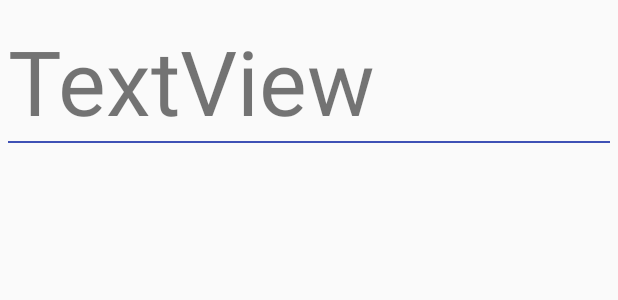
After one commit to codingstoic/kotlin-architecture-components-sample, an Android app: the layout user_list_row.xml on its own in the app's theme, with its tools: preview values and no code run, on a phone screen of 412 x 824 dp. The commit adds this screen. Shown: the top 300 px of the screen. Run offline under Robolectric (Android 15) with nearby library versions, the phone set to English and light mode, and no system bars.

Commit message:
show list of users on the main screen

```diff
--- a/app/src/main/java/com/coffeeanddistractions/androidarchitecturecomponentskotlin/database/UserDao.kt
+++ b/app/src/main/java/com/coffeeanddistractions/androidarchitecturecomponentskotlin/database/UserDao.kt
@@ -1,6 +1,6 @@
 package com.coffeeanddistractions.androidarchitecturecomponentskotlin.database
 
-import android.arch.lifecycle.LiveData
+import android.arch.paging.DataSource
 import android.arch.persistence.room.OnConflictStrategy
 import android.arch.persistence.room.Dao
 import android.arch.persistence.room.Insert
@@ -19,6 +19,5 @@ interface UserDaoContract {
     fun insertUsers(users: Array<UserEntity>)
 
     @Query("select * from users")
-//    fun queryAllUsers() : DataSource.Factory<Int, UserEntity>
-    fun queryAllUsers() : LiveData<Array<UserEntity>>
+    fun queryAllUsers() : DataSource.Factory<Int, UserEntity>
 }
--- a/app/src/main/java/com/coffeeanddistractions/androidarchitecturecomponentskotlin/ui/viewModels/UserViewModel.kt
+++ b/app/src/main/java/com/coffeeanddistractions/androidarchitecturecomponentskotlin/ui/viewModels/UserViewModel.kt
@@ -3,6 +3,7 @@ package com.coffeeanddistractions.androidarchitecturecomponentskotlin.ui.viewMod
 import android.app.Application
 import android.arch.lifecycle.AndroidViewModel
 import android.arch.lifecycle.LiveData
+import android.arch.paging.PagedList
 import com.coffeeanddistractions.androidarchitecturecomponentskotlin.application.ApplicationClass
 import com.coffeeanddistractions.androidarchitecturecomponentskotlin.database.UserEntity
 
@@ -12,6 +13,6 @@ import com.coffeeanddistractions.androidarchitecturecomponentskotlin.database.Us
 
 class UserViewModel(applicationClass: Application) : AndroidViewModel(applicationClass) {
     val userRepository = (applicationClass as ApplicationClass).getUserRepository()
-    var users: LiveData<Array<UserEntity>> = userRepository.getUsers()
-    fun getAllUsers(): LiveData<Array<UserEntity>> = users
+    var users: LiveData<PagedList<UserEntity>> = userRepository.getUsers()
+    fun getAllUsers(): LiveData<PagedList<UserEntity>> = users
 }
--- /dev/null
+++ b/app/src/main/res/layout/user_list_row.xml
@@ -0,0 +1,25 @@
+<?xml version="1.0" encoding="utf-8"?>
+<LinearLayout
+    xmlns:android="http://schemas.android.com/apk/res/android"
+    xmlns:app="http://schemas.android.com/apk/res-auto"
+    android:layout_width="match_parent"
+    android:layout_height="wrap_content"
+    android:orientation="vertical"
+    android:layout_margin="5dp"
+    >
+
+    <TextView
+        android:id="@+id/user_list_row_name"
+        android:layout_width="match_parent"
+        android:layout_height="wrap_content"
+        android:layout_marginTop="8dp"
+        android:text="TextView"
+        android:textSize="60sp"
+        />
+
+    <View
+        android:layout_width="match_parent"
+        android:layout_height="1dp"
+        android:background="@color/colorPrimary"
+        />
+</LinearLayout>
```
Also changed, not shown: app/src/main/java/com/coffeeanddistractions/androidarchitecturecomponentskotlin/repository/UserRepository.kt (+5 -2 lines), app/src/main/java/com/coffeeanddistractions/androidarchitecturecomponentskotlin/ui/MainActivity.kt (+14 -5 lines), app/src/main/java/com/coffeeanddistractions/androidarchitecturecomponentskotlin/ui/lists/UsersListAdapter.kt (added, +47 -0 lines), app/src/main/res/layout/content_main.xml (+10 -7 lines).
